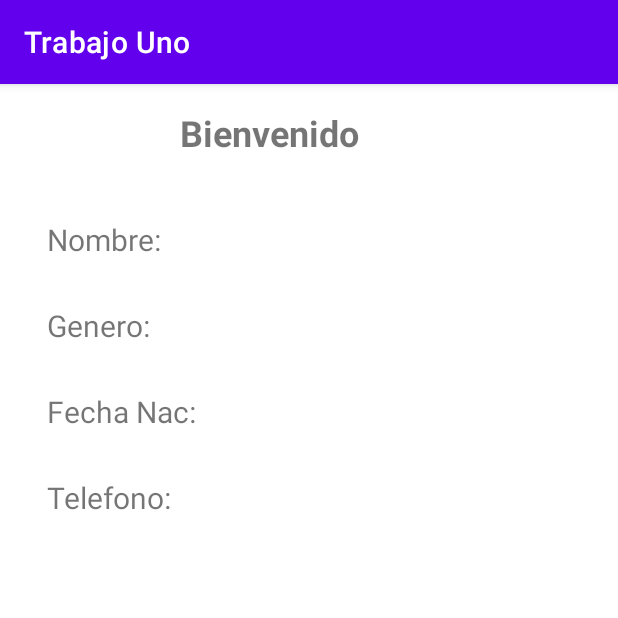
After one commit to neoshock/controlescomunes, an Android app: the Bienvenida screen opened directly, with no data from a screen before it, on a phone screen of 412 x 824 dp, the top half of it. The commit adds this screen. Run offline under Robolectric (Android 15) with nearby library versions, the phone set to English and light mode, and no system bars.

Commit message:
Practica 1 Creacion de layouts y el activity

```diff
--- a/app/src/main/AndroidManifest.xml
+++ b/app/src/main/AndroidManifest.xml
@@ -10,6 +10,9 @@
         android:supportsRtl="true"
         android:theme="@style/Theme.TrabajoUno">
         <activity
+            android:name=".Bienvenida"
+            android:exported="false" />
+        <activity
             android:name=".MainActivity"
             android:exported="true">
             <intent-filter>
--- /dev/null
+++ b/app/src/main/java/com/example/trabajouno/Bienvenida.java
@@ -0,0 +1,14 @@
+package com.example.trabajouno;
+
+import androidx.appcompat.app.AppCompatActivity;
+
+import android.os.Bundle;
+
+public class Bienvenida extends AppCompatActivity {
+
+    @Override
+    protected void onCreate(Bundle savedInstanceState) {
+        super.onCreate(savedInstanceState);
+        setContentView(R.layout.activity_bienvenida);
+    }
+}
--- /dev/null
+++ b/app/src/main/res/layout/activity_bienvenida.xml
@@ -0,0 +1,61 @@
+<?xml version="1.0" encoding="utf-8"?>
+<RelativeLayout xmlns:tools="http://schemas.android.com/tools"
+    android:layout_width="match_parent"
+    android:layout_height="match_parent"
+    xmlns:android="http://schemas.android.com/apk/res/android"
+    android:paddingLeft="16dp"
+    android:paddingRight="16dp">
+
+    <TextView
+        android:id="@+id/title"
+        android:layout_width="wrap_content"
+        android:layout_height="wrap_content"
+        android:layout_marginStart="104dp"
+        android:layout_marginTop="16dp"
+        android:text="Bienvenido"
+        android:textSize="24sp"
+        android:textStyle="bold" />
+
+    <TextView
+        android:id="@+id/nombreResultTxt"
+        android:layout_width="wrap_content"
+        android:layout_height="wrap_content"
+        android:layout_marginStart="15dp"
+        android:layout_marginTop="90dp"
+        android:text="Nombre:"
+        android:textSize="20sp" />
+
+    <TextView
+        android:id="@+id/generoResultTxt"
+        android:layout_width="wrap_content"
+        android:layout_height="wrap_content"
+        android:layout_below="@+id/nombreResultTxt"
+        android:layout_alignParentStart="true"
+        android:layout_marginStart="15dp"
+        android:layout_marginTop="30dp"
+        android:text="Genero:"
+        android:textSize="20sp" />
+
+    <TextView
+        android:id="@+id/fechaResultTxt"
+        android:layout_width="wrap_content"
+        android:layout_height="wrap_content"
+        android:layout_below="@+id/generoResultTxt"
+        android:layout_alignParentStart="true"
+        android:layout_marginStart="15dp"
+        android:layout_marginTop="30dp"
+        android:text="Fecha Nac:"
+        android:textSize="20sp" />
+
+    <TextView
+        android:id="@+id/telefonoResultTxt"
+        android:layout_width="wrap_content"
+        android:layout_height="wrap_content"
+        android:layout_below="@+id/fechaResultTxt"
+        android:layout_alignParentStart="true"
+        android:layout_marginStart="15dp"
+        android:layout_marginTop="30dp"
+        android:text="Telefono:"
+        android:textSize="20sp" />
+
+</RelativeLayout>
--- a/app/src/main/res/layout/activity_main.xml
+++ b/app/src/main/res/layout/activity_main.xml
@@ -80,7 +80,7 @@
         android:layout_marginTop="395dp"
         android:layout_toEndOf="@+id/textView8"
         android:ems="10"
-        android:inputType="textPersonName"
+        android:inputType="phone"
         android:minHeight="48dp"
         tools:text="Telefono" />
 
@@ -93,6 +93,7 @@
         android:layout_marginTop="12dp"
         android:layout_toEndOf="@+id/textView6"
         android:checkedButton="@id/masculinoRb"
+        android:onClick="onRadioButtonClicked"
         android:orientation="vertical">
 
         <RadioButton
@@ -129,6 +130,7 @@
         android:layout_alignParentBottom="true"
         android:layout_marginStart="158dp"
         android:layout_marginBottom="90dp"
+        android:onClick="enviarDatos"
         android:text="Enviar" />
 
 </RelativeLayout>
```
Also changed, not shown: app/src/main/java/com/example/trabajouno/MainActivity.java (+34 -3 lines).
